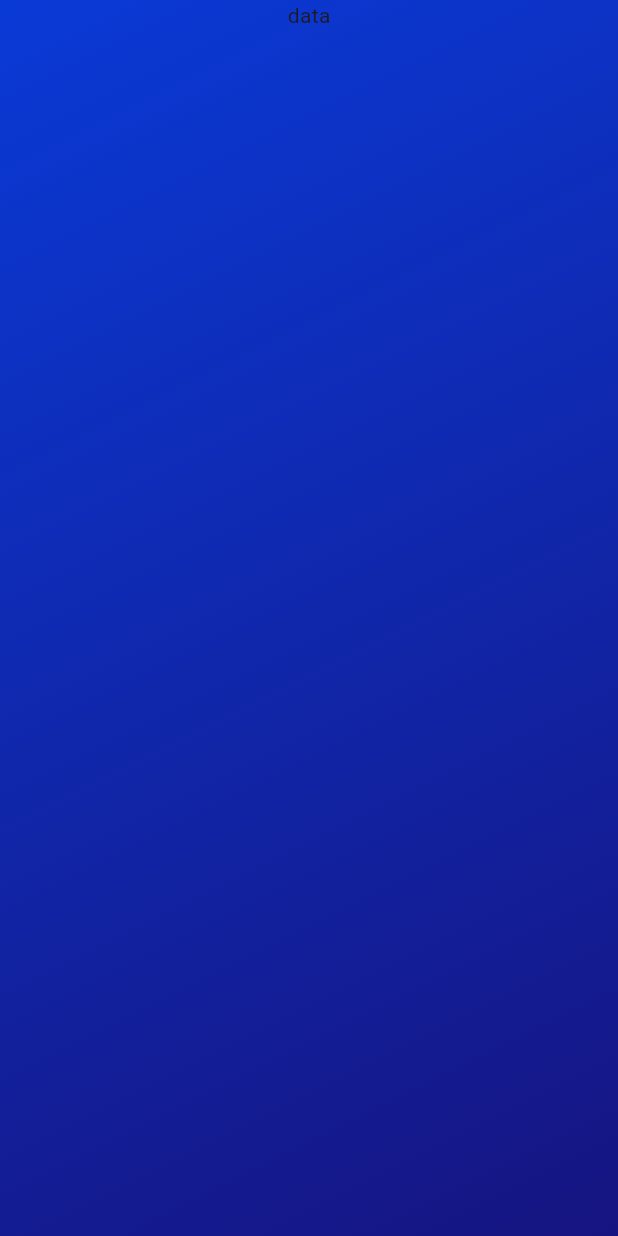
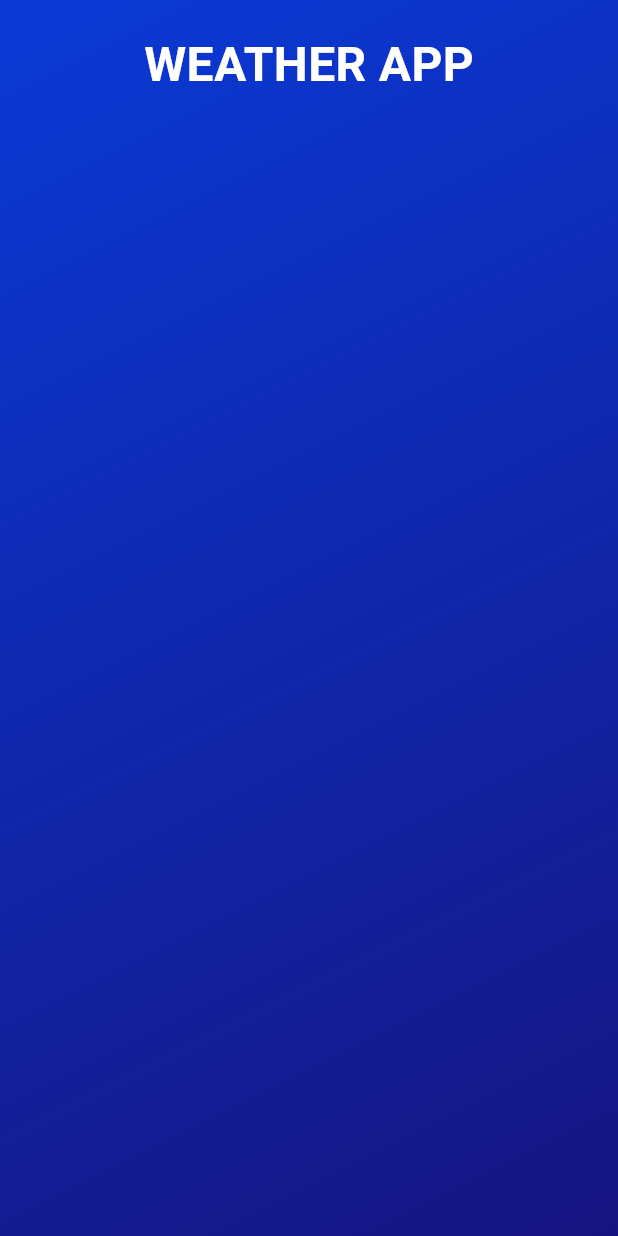
Before and after one commit to maciejsulikowski/weather_app, a Flutter app: the screen it shows after launch, on a phone screen of 412 x 824 dp. Run offline on Flutter 3.47's test engine with Material 2 defaults, Android fonts, the phone set to English and light mode, and no system bars; our stand-ins replace google_fonts.

Commit message:
Add images and new font

```diff
--- a/lib/main.dart
+++ b/lib/main.dart
@@ -1,4 +1,5 @@
 import 'package:flutter/material.dart';
+import 'package:google_fonts/google_fonts.dart';
 
 void main() {
   runApp(const MyApp());
@@ -39,13 +40,18 @@ class IntroWidget extends StatelessWidget {
             Color.fromARGB(255, 22, 20, 129),
           ],
         )),
-        child: const Column(
-          mainAxisAlignment: MainAxisAlignment.start,
+        child: Column(
           children: [
+            SizedBox(
+              height: 20,
+            ),
             Center(
-              child: Text(
-                'data',
-              ),
+              child: Text('WEATHER APP',
+                  style: GoogleFonts.aBeeZee(
+                    fontSize: 32,
+                    color: Colors.white,
+                    fontWeight: FontWeight.bold,
+                  )),
             ),
           ],
         ),
--- a/pubspec.yaml
+++ b/pubspec.yaml
@@ -60,9 +60,8 @@ flutter:
   uses-material-design: true
 
   # To add assets to your application, add an assets section, like this:
-  # assets:
-  #   - images/a_dot_burr.jpeg
-  #   - images/a_dot_ham.jpeg
+  assets:
+    - images/
 
   # An image asset can refer to one or more resolution-specific "variants", see
   # https://flutter.dev/assets-and-images/#resolution-aware
```
